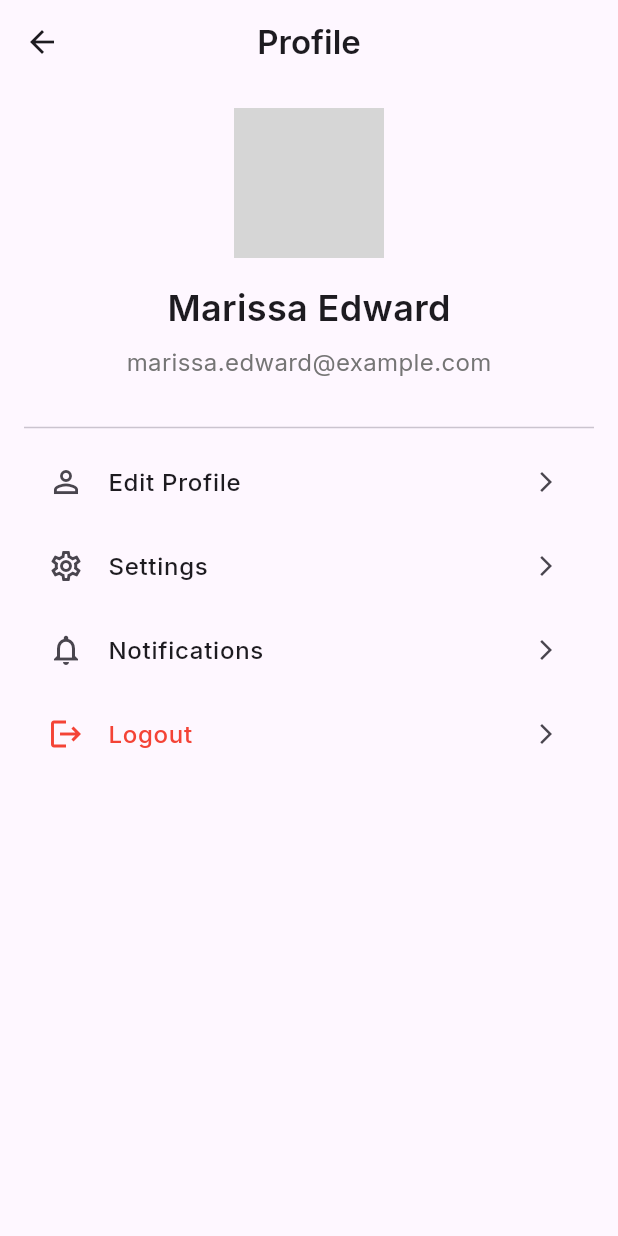
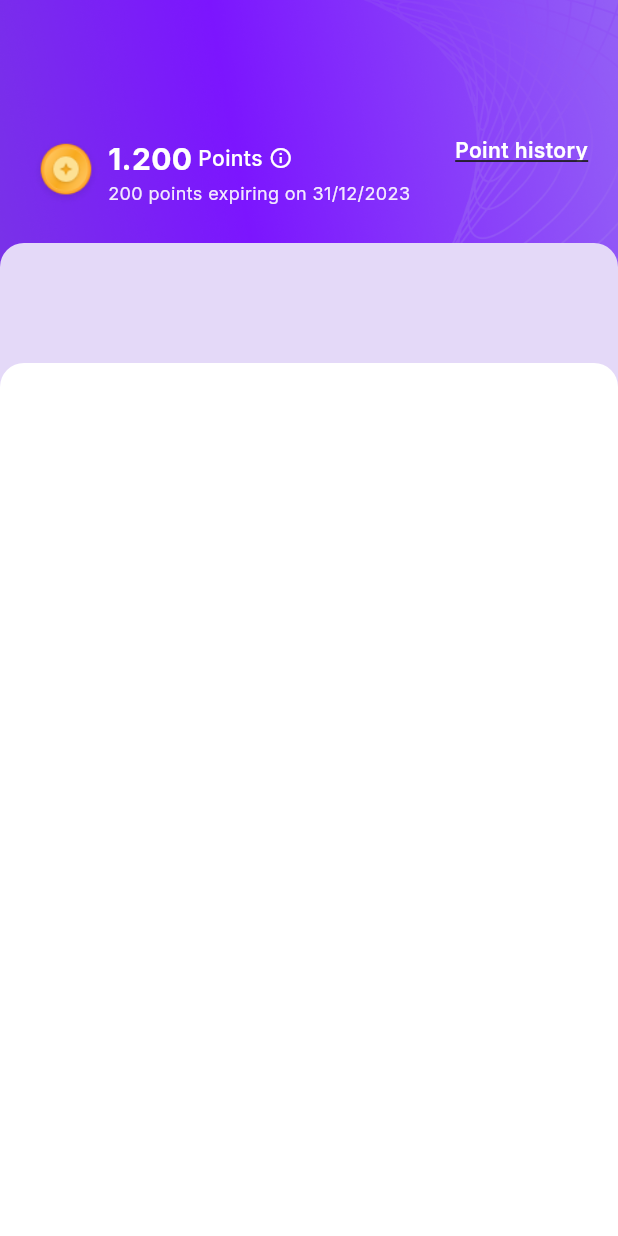
Before and after one commit to luthfan1234/mobile_loyality_app, a Flutter app: the ProfileScreen widget shown alone on an empty page, opened directly, on a phone screen of 412 x 824 dp. Run offline on Flutter 3.47's test engine with Material 3 defaults, Android fonts, the phone set to English and light mode, and no system bars; drawn by our look-alikes of flutter_animate; our stand-ins replace google_fonts; grey boxes are pictures that could not be loaded.

Commit message:
Refactor PointScreen and ProfileScreen layout; enhance app bar and background image for improved user experience.

```diff
--- a/lib/screen/point_screen.dart
+++ b/lib/screen/point_screen.dart
@@ -30,14 +30,12 @@ class _PointScreenState extends State<PointScreen>
 
   @override
   Widget build(BuildContext context) {
-    return Container(
-      decoration: const BoxDecoration(),
-      child: Scaffold(
+    return Scaffold(
       body: Stack(
         children: [
           Container(
-              height: 220,
             width: double.infinity,
+            height: 250,
             decoration: const BoxDecoration(
               image: DecorationImage(
                 image: AssetImage('assets/images/point.png'),
@@ -46,30 +44,25 @@ class _PointScreenState extends State<PointScreen>
             ),
           ),
           SafeArea(
-                  child: Padding(
-                    padding: const EdgeInsets.only(top: 20, bottom: 53),
+            child: Column(
+              children: [
+                Padding(
+                  padding: const EdgeInsets.only(top: 20, bottom: 20),
                   child: _buildAppBar(context),
                 ),
-                )
-                .animate()
-                .fadeIn(duration: 600.ms)
-                .slideY(begin: -0.3, end: 0, curve: Curves.easeOutCubic),
-            Positioned(
-                  top: 194,
-                  left: 0,
-                  right: 0,
-                  bottom: 0,
+                Expanded(
+                  child: Container(
+                    width: double.infinity,
+                    decoration: const BoxDecoration(
+                      color: Colors.white,
+                      borderRadius: BorderRadius.only(
+                        topLeft: Radius.circular(20),
+                        topRight: Radius.circular(20),
+                      ),
+                    ),
                     child: Column(
                       children: [
-                      Material(
-                        color: Colors.white,
-                        shape: const RoundedRectangleBorder(
-                          borderRadius: BorderRadius.only(
-                            topLeft: Radius.circular(16),
-                            topRight: Radius.circular(16),
-                          ),
-                        ),
-                        child: TabBar(
+                        TabBar(
                           controller: _tabController,
                           tabs: const [
                             Tab(text: 'Redeem Points'),
@@ -89,7 +82,6 @@ class _PointScreenState extends State<PointScreen>
                             fontWeight: FontWeight.w400,
                           ),
                         ),
-                      ),
                         Expanded(
                           child: TabBarView(
                             controller: _tabController,
@@ -101,12 +93,12 @@ class _PointScreenState extends State<PointScreen>
                         ),
                       ],
                     ),
-                )
-                .animate()
-                .fadeIn(duration: 600.ms, delay: 200.ms)
-                .slideY(begin: 0.3, end: 0, curve: Curves.easeOutCubic),
+                  ),
+                ),
               ],
             ),
+          ),
+        ],
       ),
     );
   }
--- a/lib/screen/profile_screen.dart
+++ b/lib/screen/profile_screen.dart
@@ -1,64 +1,170 @@
 import 'package:flutter/material.dart';
 import 'package:google_fonts/google_fonts.dart';
+import 'package:flutter_animate/flutter_animate.dart';
 
 class ProfileScreen extends StatelessWidget {
   const ProfileScreen({super.key});
 
   @override
   Widget build(BuildContext context) {
-    return Scaffold(
-      appBar: AppBar(
-        title: Text('Profile', style: GoogleFonts.inter(fontWeight: FontWeight.w600)),
-        centerTitle: true,
-      ),
-      body: Padding(
-        padding: const EdgeInsets.all(16.0),
-        child: Column(
-          children: [
-            const CircleAvatar(
-              radius: 50,
-              backgroundImage: NetworkImage('https://i.pravatar.cc/150?u=a042581f4e29026704d'),
-            ),
-            const SizedBox(height: 16),
-            Text(
-              'Marissa Edward',
-              style: GoogleFonts.inter(
-                fontSize: 24,
-                fontWeight: FontWeight.w600,
+    return Container(
+      decoration: const BoxDecoration(
+        image: DecorationImage(
+          image: AssetImage('assets/images/home.png'),
+          fit: BoxFit.cover,
         ),
       ),
-            const SizedBox(height: 8),
-            Text(
-              'marissa.edward@example.com',
-              style: GoogleFonts.inter(
-                fontSize: 16,
-                color: Colors.grey[600],
+      child:
+          Column(
+                children: [
+                  const SizedBox(height: 90),
+                  _buildAppBar(context),
+                  const SizedBox(height: 24),
+                  Expanded(
+                    child: Stack(
+                      children: [
+                        const _Link_Group(),
+                        _Scrollable_Contain(context),
+                      ],
                     ),
                   ),
-            const SizedBox(height: 24),
-            const Divider(),
-            _buildProfileMenuItem(icon: Icons.person_outline, title: 'Edit Profile'),
-            _buildProfileMenuItem(icon: Icons.settings_outlined, title: 'Settings'),
-            _buildProfileMenuItem(icon: Icons.notifications_outlined, title: 'Notifications'),
-            _buildProfileMenuItem(icon: Icons.logout, title: 'Logout', isLogout: true),
                 ],
+              )
+              .animate()
+              .fadeIn(duration: 600.ms, delay: 200.ms)
+              .slideY(begin: 0.3, end: 0, curve: Curves.easeOutCubic),
+    );
+  }
+
+  // ignore: non_constant_identifier_names
+  Widget _Scrollable_Contain(BuildContext context) {
+    return Container(
+      width: double.infinity,
+      margin: const EdgeInsets.only(top: 80),
+      decoration: BoxDecoration(
+        color: Colors.white,
+        borderRadius: const BorderRadius.only(
+          topLeft: Radius.circular(16),
+          topRight: Radius.circular(16),
+        ),
+      ),
+      child: ListView(
+        padding: EdgeInsets.zero,
+        children: [
+          Padding(
+            padding: const EdgeInsets.all(20),
+            child: Column(
+              crossAxisAlignment: CrossAxisAlignment.start,
+              children: [const SizedBox(height: 20)],
+            ),
+          ),
+        ],
+      ),
+    );
+  }
+}
+
+// ignore: camel_case_types
+class _Link_Group extends StatelessWidget {
+  const _Link_Group();
+
+  @override
+  Widget build(BuildContext context) {
+    return Container(
+      width: double.infinity,
+      height: 100,
+      margin: const EdgeInsets.symmetric(horizontal: 0),
+      decoration: BoxDecoration(
+        // ignore: deprecated_member_use
+        color: Color(0xFFE4D9F8),
+        borderRadius: const BorderRadius.only(
+          topLeft: Radius.circular(16),
+          topRight: Radius.circular(16),
         ),
       ),
     );
   }
+}
 
-  Widget _buildProfileMenuItem({required IconData icon, required String title, bool isLogout = false}) {
-    return ListTile(
-      leading: Icon(icon, color: isLogout ? Colors.red : null),
-      title: Text(
-        title,
+Widget _buildAppBar(BuildContext context) {
+  return Column(
+    crossAxisAlignment: CrossAxisAlignment.start,
+    children: [
+      Padding(
+        padding: const EdgeInsets.symmetric(horizontal: 20),
+        child: Row(
+          mainAxisAlignment: MainAxisAlignment.spaceBetween,
+          crossAxisAlignment: CrossAxisAlignment.start,
+          children: [
+            // Left: Icon + "1.200 Points"
+            Row(
+              crossAxisAlignment: CrossAxisAlignment.center,
+              children: [
+                Image.asset('assets/icons/point.png', width: 48, height: 48),
+                const SizedBox(width: 4),
+                Column(
+                  crossAxisAlignment: CrossAxisAlignment.start,
+                  children: [
+                    Row(
+                      crossAxisAlignment: CrossAxisAlignment.center,
+                      children: [
+                        Text(
+                          '1.200',
                           style: GoogleFonts.inter(
-          fontWeight: FontWeight.w500,
-          color: isLogout ? Colors.red : null,
+                            fontSize: 20,
+                            fontWeight: FontWeight.bold,
+                            color: Colors.white,
                           ),
                         ),
-      trailing: const Icon(Icons.arrow_forward_ios, size: 16),
+                        const SizedBox(width: 4),
+                        Text(
+                          'Points',
+                          style: GoogleFonts.inter(
+                            fontSize: 14,
+                            fontWeight: FontWeight.w500,
+                            color: Colors.white,
+                          ),
+                        ),
+                        const SizedBox(width: 4),
+                        const Icon(
+                          Icons.info_outline,
+                          size: 16,
+                          color: Colors.white,
+                        ),
+                      ],
+                    ),
+
+                    // Row 3: Expiring text
+                    Text(
+                      '200 points expiring on 31/12/2023',
+                      style: GoogleFonts.inter(
+                        fontSize: 12,
+                        fontWeight: FontWeight.w400,
+                        // ignore: deprecated_member_use
+                        color: Colors.white.withOpacity(0.9),
+                      ),
+                    ),
+                  ],
+                ),
+              ],
+            ),
+
+            // Right: Link
+            GestureDetector(
               onTap: () {},
+              child: Text(
+                'Point history',
+                style: GoogleFonts.inter(
+                  fontSize: 14,
+                  fontWeight: FontWeight.w600,
+                  color: Colors.white,
+                  decoration: TextDecoration.underline,
+                ),
+              ),
+            ),
+          ],
+        ),
+      ),
+    ],
   );
 }
-}
--- a/lib/screen/voucher_detail.dart
+++ b/lib/screen/voucher_detail.dart
@@ -179,7 +179,7 @@ class _VoucherDetailScreenState extends State<VoucherDetailScreen>
 
 Widget _buildAppBar(BuildContext context) {
   return Padding(
-    padding: const EdgeInsets.symmetric(horizontal: 20),
+    padding: const EdgeInsets.only(top: 20, right: 20, left: 20),
     child: Row(
       mainAxisAlignment: MainAxisAlignment.spaceBetween,
       children: [
```
Lines whose indentation alone changed are shown as unchanged.
